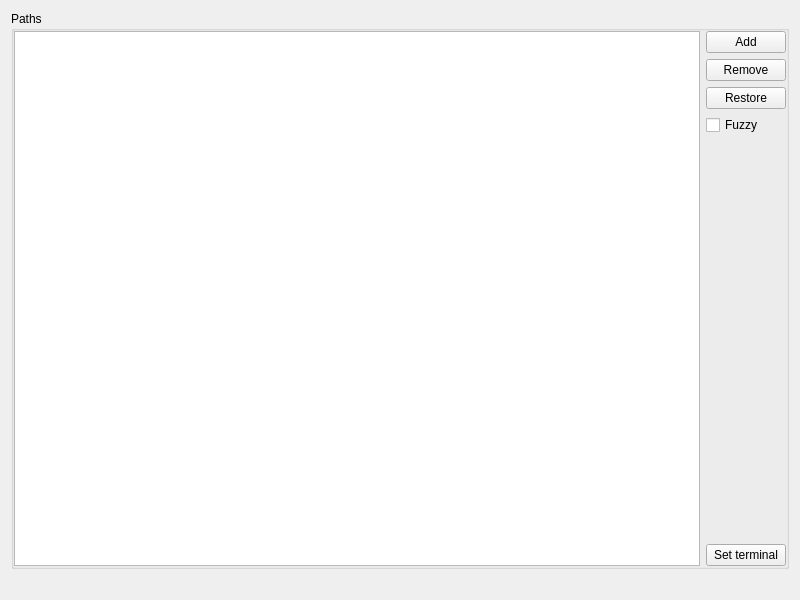
The window that src/plugins/applications/configwidget.ui (albertlauncher/albert) describes before a commit, drawn with Qt 5.
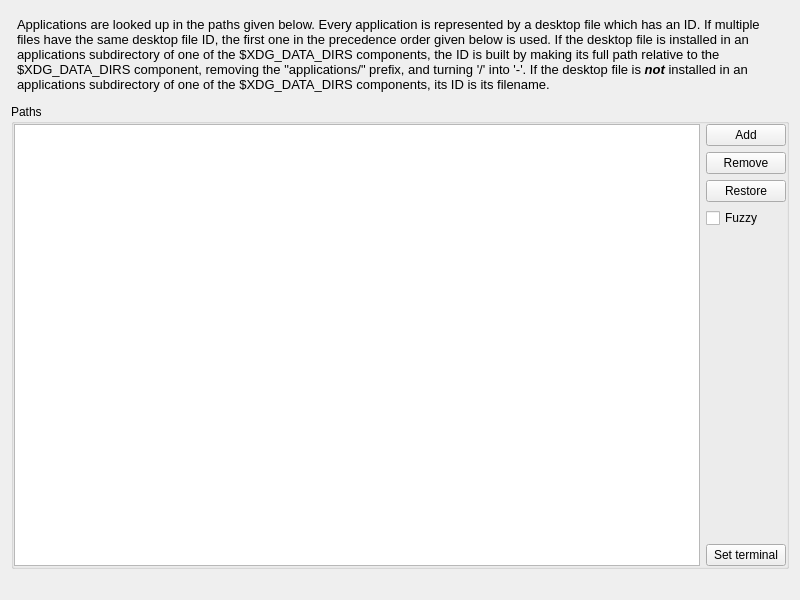
The same window after the commit.

Commit message: Skip duplicate application IDs

Diff of the .ui file:
```diff
--- a/src/plugins/applications/configwidget.ui
+++ b/src/plugins/applications/configwidget.ui
@@ -11,6 +11,36 @@
    </rect>
   </property>
   <layout class="QVBoxLayout" name="verticallayout_2">
+   <item>
+    <layout class="QHBoxLayout" name="horizontalLayout">
+     <property name="leftMargin">
+      <number>6</number>
+     </property>
+     <property name="topMargin">
+      <number>6</number>
+     </property>
+     <property name="rightMargin">
+      <number>6</number>
+     </property>
+     <property name="bottomMargin">
+      <number>6</number>
+     </property>
+     <item>
+      <widget class="QLabel" name="label">
+       <property name="text">
+        <string>&lt;!DOCTYPE HTML PUBLIC &quot;-//W3C//DTD HTML 4.0//EN&quot; &quot;http://www.w3.org/TR/REC-html40/strict.dtd&quot;&gt;
+&lt;html&gt;&lt;head&gt;&lt;meta name=&quot;qrichtext&quot; content=&quot;1&quot; /&gt;&lt;style type=&quot;text/css&quot;&gt;
+p, li { white-space: pre-wrap; }
+&lt;/style&gt;&lt;/head&gt;&lt;body style=&quot; font-family:'Roboto'; font-size:10pt; font-weight:200; font-style:normal;&quot;&gt;
+&lt;p style=&quot; margin-top:0px; margin-bottom:0px; margin-left:0px; margin-right:0px; -qt-block-indent:0; text-indent:0px;&quot;&gt;Applications are looked up in the paths given below. Every application is represented by a desktop file which has an ID. If multiple files have the same desktop file ID, the first one in the precedence order given below is used. If the desktop file is installed in an applications subdirectory of one of the $XDG_DATA_DIRS components, the ID is built by making its full path relative to the $XDG_DATA_DIRS component, removing the &amp;quot;applications/&amp;quot; prefix, and turning '/' into '-'. If the desktop file is &lt;span style=&quot; font-weight:600; font-style:italic;&quot;&gt;not&lt;/span&gt; installed in an applications subdirectory of one of the $XDG_DATA_DIRS components, its ID is its filename.&lt;/p&gt;&lt;/body&gt;&lt;/html&gt;</string>
+       </property>
+       <property name="wordWrap">
+        <bool>true</bool>
+       </property>
+      </widget>
+     </item>
+    </layout>
+   </item>
    <item>
     <widget class="QGroupBox" name="groupBox_1">
      <property name="title">
```
The commit also changes 1 other file.
